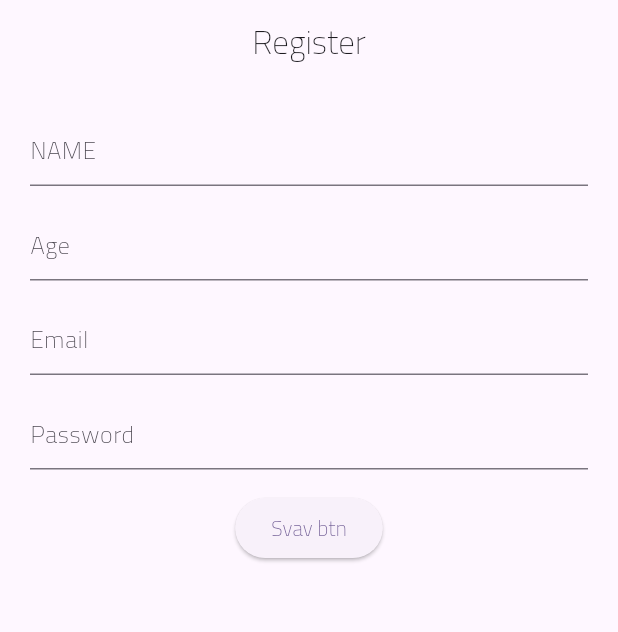
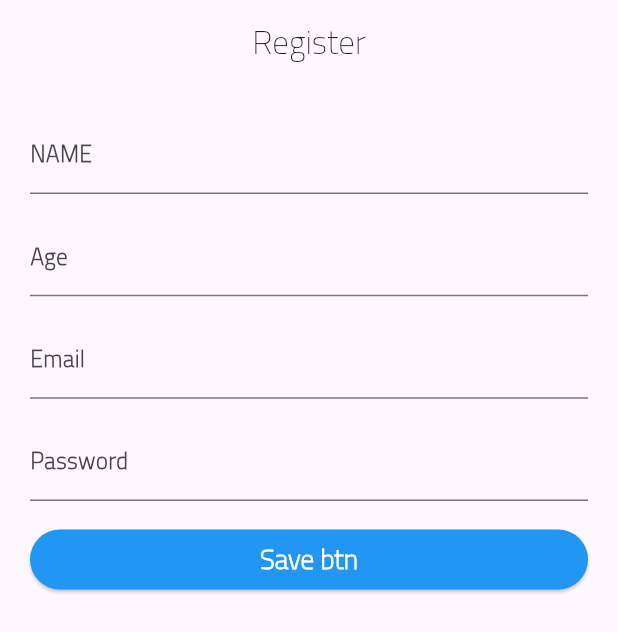
Before and after one commit to Abdelrhman1611Mohamed/secion4, a Flutter app: the screen it shows after launch, on a phone screen of 412 x 824 dp. Shown: the top 632 px of the screen. Run offline on Flutter 3.47's test engine with Material 3 defaults, Android fonts, the phone set to English and light mode, and no system bars; our stand-ins replace dartz, flutter_bloc; accounts and stored records are empty.

Commit message:
sc commit

```diff
--- a/lib/features/Regester/Widget.dart
+++ /dev/null
@@ -1,15 +0,0 @@
-import 'package:flutter/material.dart';
-
-class Widgetee extends StatelessWidget {
-  final String name;
-  const Widgetee({super.key, required this.name});
-
-  @override
-  TextFormField build(BuildContext context) {
-    return TextFormField(
-      decoration: InputDecoration(
-        hintText: name,
-      ),
-    );
-  }
-}
--- /dev/null
+++ b/lib/features/Regester/data/models/user_model.dart
@@ -0,0 +1,15 @@
+class UserModel
+{
+  String name;
+  String email;
+  String password;
+  int age;
+
+  UserModel({
+    required this.name,
+    required this.email,
+    required this.password,
+    required this.age,
+
+  });
+}
--- /dev/null
+++ b/lib/features/Regester/data/repo/register_repo.dart
@@ -0,0 +1,25 @@
+import 'package:dartz/dartz.dart';
+import 'package:flutter_application_1/features/Regester/data/models/user_model.dart';
+
+class RegisterRepo
+{
+  UserModel? userModel;
+
+  Either<String, void> register(UserModel u)
+  {
+    try
+    {
+      if(u.age <0)
+      {
+        return left('Age Must be More than 0');
+      }
+      userModel = u;
+      return right(null);
+    }
+    catch(e)
+    {
+      return left(e.toString());
+    }
+  }
+
+}
--- /dev/null
+++ b/lib/features/Regester/manager/register_cubit/register_cubit.dart
@@ -0,0 +1,32 @@
+import 'package:dartz/dartz.dart';
+import 'package:flutter_application_1/features/Regester/data/models/user_model.dart';
+import 'package:flutter_application_1/features/Regester/data/repo/register_repo.dart';
+import 'package:flutter_application_1/features/Regester/manager/register_cubit/register_state.dart';
+import 'package:flutter_bloc/flutter_bloc.dart';
+
+class RegisterCubit extends Cubit<RegisterState>
+{
+  RegisterCubit(): super(RegisterInitState());
+  static RegisterCubit get(context) => BlocProvider.of(context);
+
+  final RegisterRepo registerRepo = RegisterRepo();
+  void register (UserModel u)async
+  {
+    emit(RegisterLoadingState());
+    await Future.delayed(Duration(milliseconds: 1000));
+    Either<String, void> response = registerRepo.register(u);
+
+    response.fold(
+      (String error)
+      {
+        emit(RegisterErrortate(error));
+      },
+      (r)
+      {
+        emit(RegisterSuccessState());
+      });
+
+
+
+  }
+}
--- /dev/null
+++ b/lib/features/Regester/manager/register_cubit/register_state.dart
@@ -0,0 +1,11 @@
+abstract class RegisterState{}
+
+class RegisterInitState extends RegisterState{}
+
+class RegisterLoadingState extends RegisterState{}
+class RegisterSuccessState extends RegisterState{}
+class RegisterErrortate extends RegisterState
+{
+  final String error;
+  RegisterErrortate(this.error);
+}
--- a/lib/features/Regester/regester.dart
+++ /dev/null
@@ -1,50 +0,0 @@
-import 'package:flutter/material.dart';
-import 'package:flutter_application_1/features/Regester/Widget.dart';
-
-class Regester extends StatelessWidget {
-  const Regester({super.key});
-
-  @override
-  Widget build(BuildContext context) {
-    return Scaffold(
-      appBar: AppBar(
-        title: Text('Register'),
-        centerTitle: true,
-      ),
-      body: Padding(
-        padding: const EdgeInsets.all(20),
-        child: Column(
-          children: [
-           Widgetee(
-              name: 'NAME',
-            ),
-
-            SizedBox(
-              height: 15,
-            ),
-            Widgetee(
-              name: 'Age',
-            ),
-
-            SizedBox(
-              height: 15,
-            ),
-            Widgetee(
-              name: 'Email',
-            ),
-            SizedBox(
-              height: 15,
-            ),
-            Widgetee(
-              name: 'Password',
-            ),
-            SizedBox(
-              height: 15,
-            ),
-            ElevatedButton(onPressed: (){}, child: Text('Svav btn'))
-          ],
-        ),
-      ),
-    );
-  }
-}
--- /dev/null
+++ b/lib/features/Regester/views/regester.dart
@@ -0,0 +1,120 @@
+import 'package:flutter/material.dart';
+import 'package:flutter_application_1/features/Regester/data/models/user_model.dart';
+import 'package:flutter_application_1/features/Regester/manager/register_cubit/register_cubit.dart';
+import 'package:flutter_application_1/features/Regester/manager/register_cubit/register_state.dart';
+import 'package:flutter_application_1/features/Regester/views/widgets/Widget.dart';
+import 'package:flutter_bloc/flutter_bloc.dart';
+
+class Regester extends StatelessWidget {
+  Regester({super.key});
+
+final TextEditingController name = TextEditingController();
+final TextEditingController age = TextEditingController();
+final TextEditingController email = TextEditingController();
+final TextEditingController password = TextEditingController();
+  @override
+  Widget build(BuildContext context) {
+   return BlocProvider(
+    create: (context)=> RegisterCubit(),
+    child:  Scaffold(
+      appBar: AppBar(
+        title: Text('Register'),
+        centerTitle: true,
+      ),
+      body: Padding(
+        padding: const EdgeInsets.all(20),
+        child: Column(
+          children: [
+           DefaultFormField(
+            controller: name,
+              name: 'NAME',
+            ),
+
+            SizedBox(
+              height: 15,
+            ),
+            DefaultFormField(
+            controller: age,
+              name: 'Age',
+            ),
+
+            SizedBox(
+              height: 15,
+            ),
+            DefaultFormField(
+            controller: email,
+
+              name: 'Email',
+            ),
+            SizedBox(
+              height: 15,
+            ),
+            DefaultFormField(
+            controller: password,
+              name: 'Password',
+            ),
+            SizedBox(
+              height: 15,
+            ),
+            BlocConsumer<RegisterCubit, RegisterState>(
+              listener: (context, state)
+              {
+                print(state.toString());
+              },
+              builder: (context, state) {
+                if(state is RegisterLoadingState)
+                {
+                  return Center(child: CircularProgressIndicator());
+                }
+                else
+                {
+                  return Column(
+                    children: [
+                      SizedBox(
+                      width: double.infinity,
+                      child: ElevatedButton(
+                        style: ElevatedButton.styleFrom(
+                          backgroundColor: Colors.blue,
+                          foregroundColor: Colors.white
+                        ),
+                        onPressed: ()
+                        {
+                          RegisterCubit.get(context).register(
+                            UserModel(
+                              age: int.tryParse(age.text) ??-1,
+                              name: name.text,
+                              email: email.text,
+                              password: password.text,
+                            )
+                          );
+                        }, child: Text('Save btn', style: TextStyle(
+                          fontWeight: FontWeight.bold,
+                          fontSize: 18,
+                          color: Colors.white),)),
+                                      ),
+
+                      Builder(builder: (context)
+                      {
+                        if(state is RegisterSuccessState)
+                        {return Text('Success');}
+                      else if(state is RegisterErrortate)
+                      {return Text(state.error);}
+                      else {return const SizedBox();}
+                      }),
+
+                    ],
+                  );
+
+                }
+
+                }
+            )
+          ],
+        ),
+      ),
+    )
+
+
+  );
+  }
+}
--- /dev/null
+++ b/lib/features/Regester/views/widgets/Widget.dart
@@ -0,0 +1,24 @@
+import 'package:flutter/material.dart';
+
+class DefaultFormField extends StatelessWidget {
+  final String name;
+  const DefaultFormField(
+      {super.key, required this.name, required this.controller});
+
+  final TextEditingController controller;
+  @override
+  TextFormField build(BuildContext context) {
+    return TextFormField(
+      controller: controller,
+      style:const TextStyle(
+        fontSize: 15,
+        fontWeight: FontWeight.w600,
+        color: Colors.black
+      ),
+      decoration: InputDecoration(
+          labelText: name,
+          labelStyle:
+              const TextStyle(fontSize: 15, fontWeight: FontWeight.w900)),
+    );
+  }
+}
--- a/lib/main.dart
+++ b/lib/main.dart
@@ -1,7 +1,6 @@
 import 'package:flutter/material.dart';
-import 'package:flutter_application_1/features/Regester/regester.dart';
+import 'package:flutter_application_1/features/Regester/views/regester.dart';
 
-import 'features/home/views/home_view.dart';
 
 void main() {
   runApp(const MyApp());
@@ -35,7 +34,7 @@ class MyApp extends StatelessWidget {
         colorScheme: ColorScheme.fromSeed(seedColor: Colors.deepPurple),
         useMaterial3: true,
       ),
-      home: const Regester()//const MyHomePage(title: 'Flutter Demo Home Page'),
+      home: Regester()//const MyHomePage(title: 'Flutter Demo Home Page'),
     );
   }
 }
```
